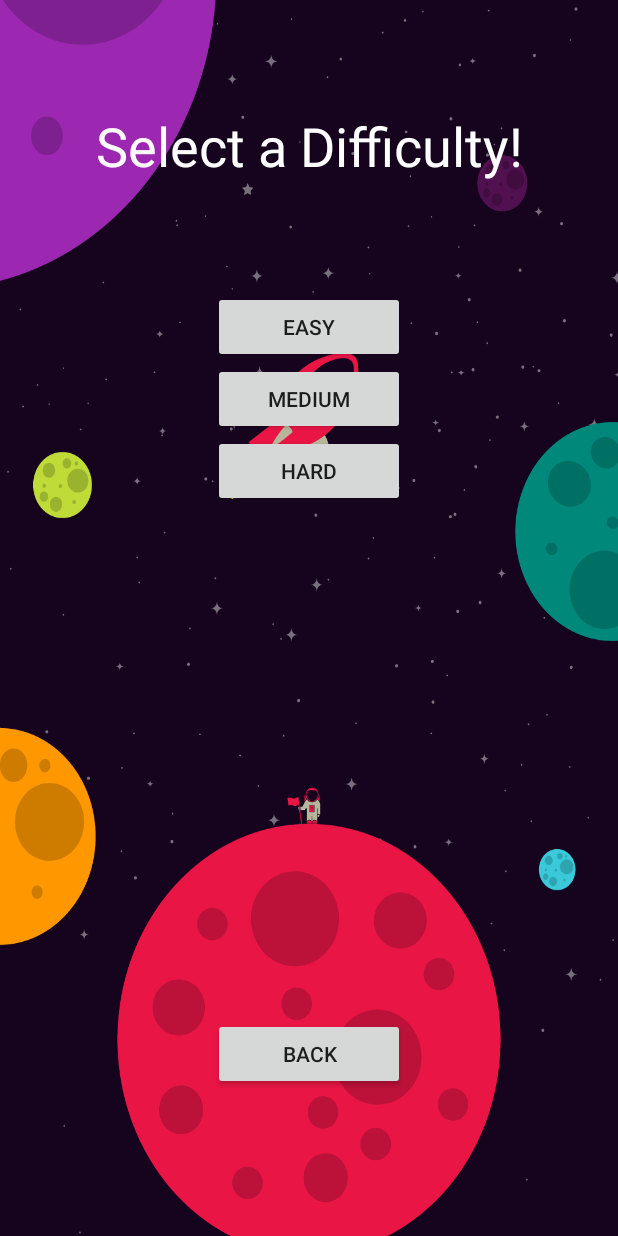
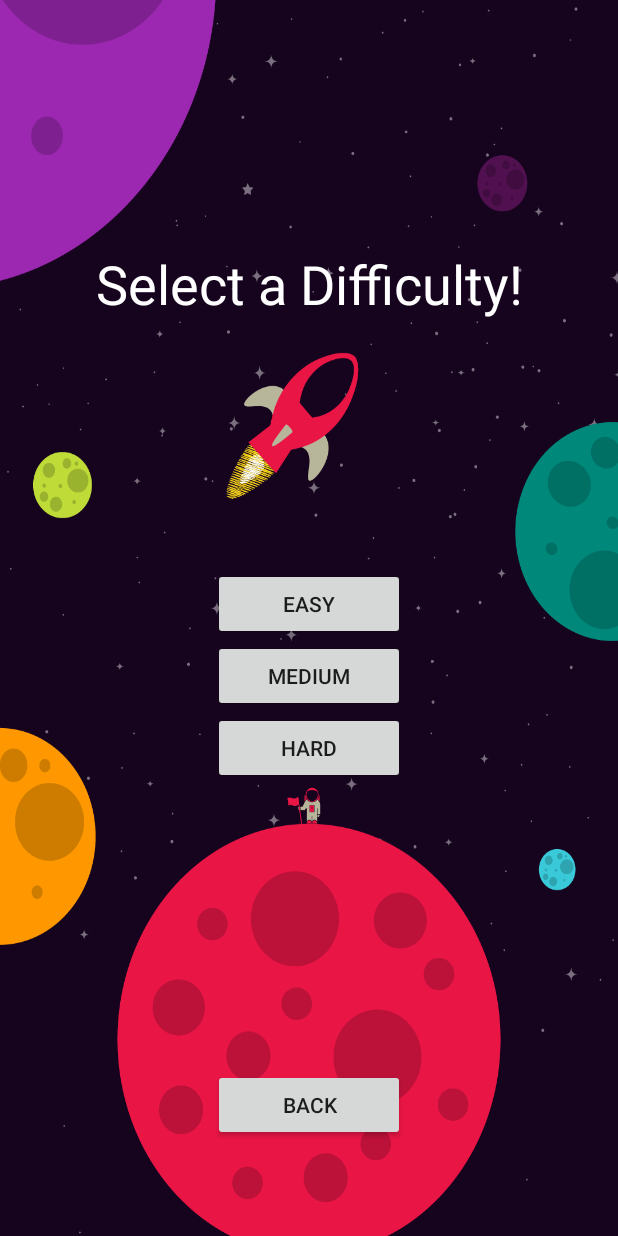
Before and after one commit to skylerreimer/Emoji-Hunter, an Android app: the screen it shows after launch (MainActivity), after a tap on "START GAME", on a phone screen of 412 x 824 dp. Run offline under Robolectric (Android 15) with nearby library versions, the phone set to English and light mode, and no system bars; 3 statements that could not run were skipped.

```diff
--- a/app/src/main/res/layout/difficulty_select.xml
+++ b/app/src/main/res/layout/difficulty_select.xml
@@ -16,7 +16,7 @@
         <LinearLayout
             android:layout_width="match_parent"
             android:layout_height="0dp"
-            android:layout_weight="1"
+            android:layout_weight="3"
             android:gravity="center">
 
             <TextView
@@ -31,8 +31,8 @@
         <LinearLayout
             android:orientation="vertical"
             android:layout_width="match_parent"
-            android:layout_height="0dp"
-            android:layout_weight="2">
+            android:layout_height="wrap_content"
+            android:layout_weight="1">
 
             <LinearLayout
                 android:orientation="horizontal"
@@ -54,7 +54,7 @@
                 android:layout_height="wrap_content"
                 android:gravity="center">
 
-                <Button android:id="@+id/medium_difficulty"
+                <Button
                     android:text="@string/medium"
                     android:layout_width="128dp"
                     android:layout_height="wrap_content"
--- a/app/src/main/res/layout/options.xml
+++ b/app/src/main/res/layout/options.xml
@@ -16,7 +16,7 @@
         <LinearLayout
             android:layout_width="match_parent"
             android:layout_height="0dp"
-            android:layout_weight="1"
+            android:layout_weight="3"
             android:gravity="center">
 
             <TextView
```
